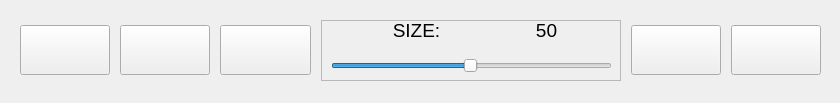
Before: the Qt Designer form ImageGroupingApp/ui/imageMenu.ui in mattcudzik/ImageGroupingApp, drawn with Qt 5.
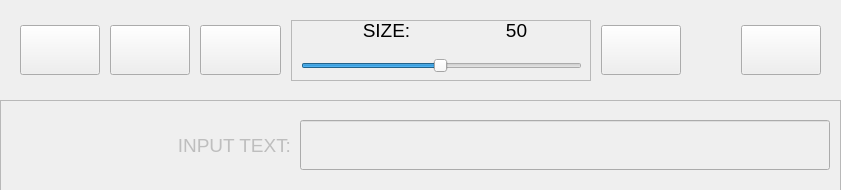
After: the same form once the commit is applied. Icons and pictures are not drawn.

```diff
--- a/ImageGroupingApp/ui/imageMenu.ui
+++ b/ImageGroupingApp/ui/imageMenu.ui
@@ -6,8 +6,8 @@
    <rect>
     <x>0</x>
     <y>0</y>
-    <width>840</width>
-    <height>103</height>
+    <width>841</width>
+    <height>190</height>
    </rect>
   </property>
   <property name="sizePolicy">
@@ -19,7 +19,7 @@
   <property name="minimumSize">
    <size>
     <width>840</width>
-    <height>100</height>
+    <height>190</height>
    </size>
   </property>
   <property name="maximumSize">
@@ -299,6 +299,22 @@
       </property>
      </widget>
     </item>
+    <item>
+     <spacer name="horizontalSpacer">
+      <property name="orientation">
+       <enum>Qt::Horizontal</enum>
+      </property>
+      <property name="sizeType">
+       <enum>QSizePolicy::Fixed</enum>
+      </property>
+      <property name="sizeHint" stdset="0">
+       <size>
+        <width>50</width>
+        <height>20</height>
+       </size>
+      </property>
+     </spacer>
+    </item>
     <item>
      <widget class="QPushButton" name="backButton">
       <property name="sizePolicy">
@@ -335,6 +351,70 @@
     </item>
    </layout>
   </widget>
+  <widget class="QFrame" name="textInputFrame">
+   <property name="enabled">
+    <bool>false</bool>
+   </property>
+   <property name="geometry">
+    <rect>
+     <x>0</x>
+     <y>100</y>
+     <width>841</width>
+     <height>91</height>
+    </rect>
+   </property>
+   <property name="sizePolicy">
+    <sizepolicy hsizetype="Fixed" vsizetype="Fixed">
+     <horstretch>0</horstretch>
+     <verstretch>0</verstretch>
+    </sizepolicy>
+   </property>
+   <property name="frameShape">
+    <enum>QFrame::StyledPanel</enum>
+   </property>
+   <property name="frameShadow">
+    <enum>QFrame::Raised</enum>
+   </property>
+   <widget class="QLabel" name="label_2">
+    <property name="geometry">
+     <rect>
+      <x>10</x>
+      <y>20</y>
+      <width>281</width>
+      <height>51</height>
+     </rect>
+    </property>
+    <property name="font">
+     <font>
+      <pointsize>14</pointsize>
+     </font>
+    </property>
+    <property name="text">
+     <string>INPUT TEXT:</string>
+    </property>
+    <property name="alignment">
+     <set>Qt::AlignRight|Qt::AlignTrailing|Qt::AlignVCenter</set>
+    </property>
+   </widget>
+   <widget class="QLineEdit" name="textInput">
+    <property name="geometry">
+     <rect>
+      <x>300</x>
+      <y>20</y>
+      <width>530</width>
+      <height>50</height>
+     </rect>
+    </property>
+    <property name="font">
+     <font>
+      <pointsize>14</pointsize>
+     </font>
+    </property>
+    <property name="maxLength">
+     <number>50</number>
+    </property>
+   </widget>
+  </widget>
  </widget>
  <resources/>
  <connections/>
```
